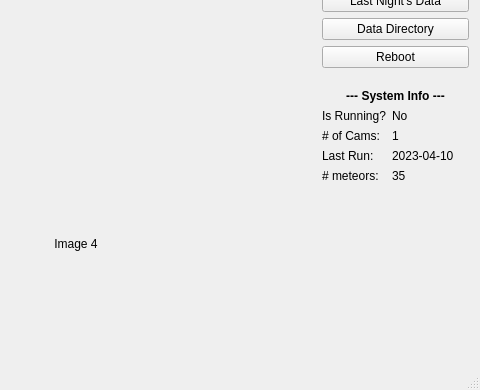
Above: RMSdashboard.ui from mjmazur/RMSdashboard before the change; both pictures show x 661 to 1141 and y 181 to 571 of the 1141 by 571 pixel window. Below: the same form after it.
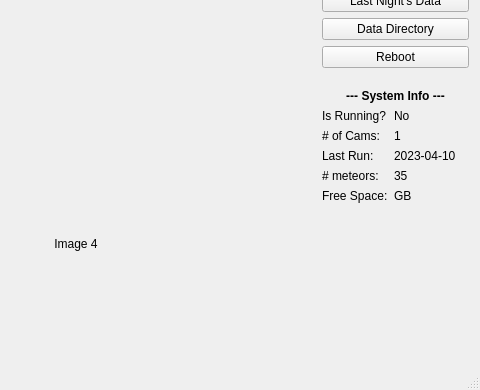
That is the form after the change.

Diff of the .ui file:
```diff
--- a/RMSdashboard.ui
+++ b/RMSdashboard.ui
@@ -274,7 +274,7 @@
          </property>
         </widget>
        </item>
-       <item row="4" column="1">
+       <item row="5" column="1">
         <spacer name="verticalSpacer">
          <property name="orientation">
           <enum>Qt::Vertical</enum>
@@ -287,6 +287,20 @@
          </property>
         </spacer>
        </item>
+       <item row="4" column="1">
+        <widget class="QLabel" name="label_12">
+         <property name="text">
+          <string>GB</string>
+         </property>
+        </widget>
+       </item>
+       <item row="4" column="0">
+        <widget class="QLabel" name="label_11">
+         <property name="text">
+          <string>Free Space:</string>
+         </property>
+        </widget>
+       </item>
       </layout>
      </item>
     </layout>
```
